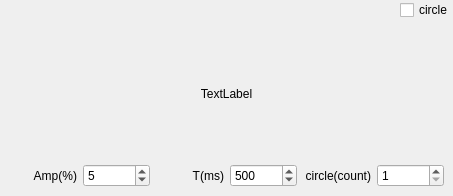
Old version of the form Libs/SDMotion/MotionVelocity/uimotionvelocity.ui in the repository tiangaomingjing/ServoDriveTech.
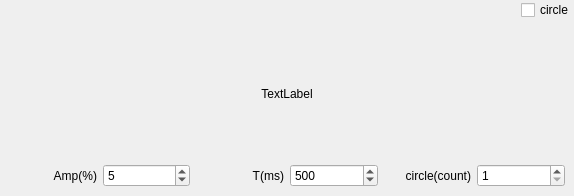
New version of the form.

Diff of the .ui file:
```diff
--- a/Libs/SDMotion/MotionVelocity/uimotionvelocity.ui
+++ b/Libs/SDMotion/MotionVelocity/uimotionvelocity.ui
@@ -6,7 +6,7 @@
    <rect>
     <x>0</x>
     <y>0</y>
-    <width>453</width>
+    <width>574</width>
     <height>196</height>
    </rect>
   </property>
```
